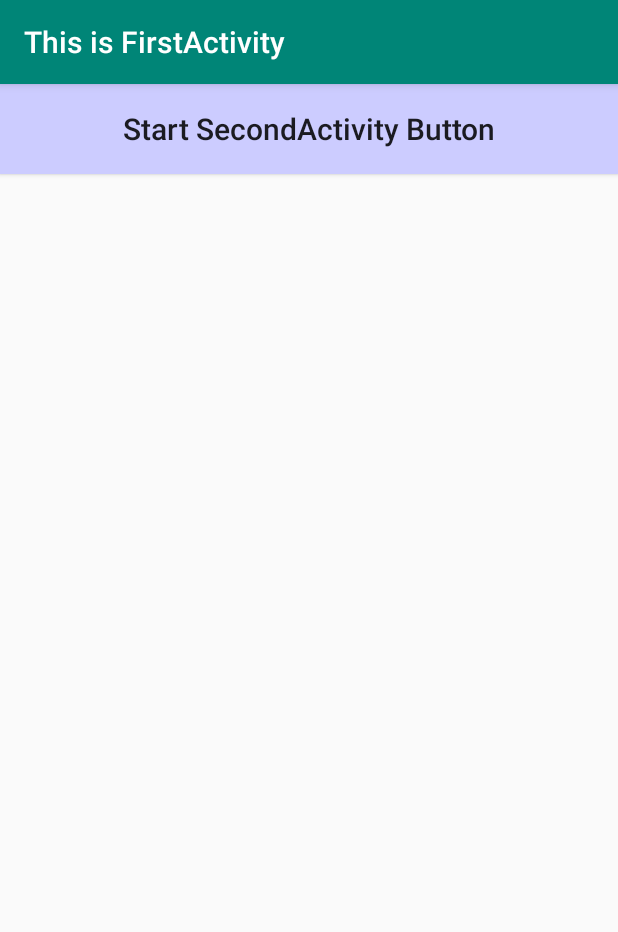
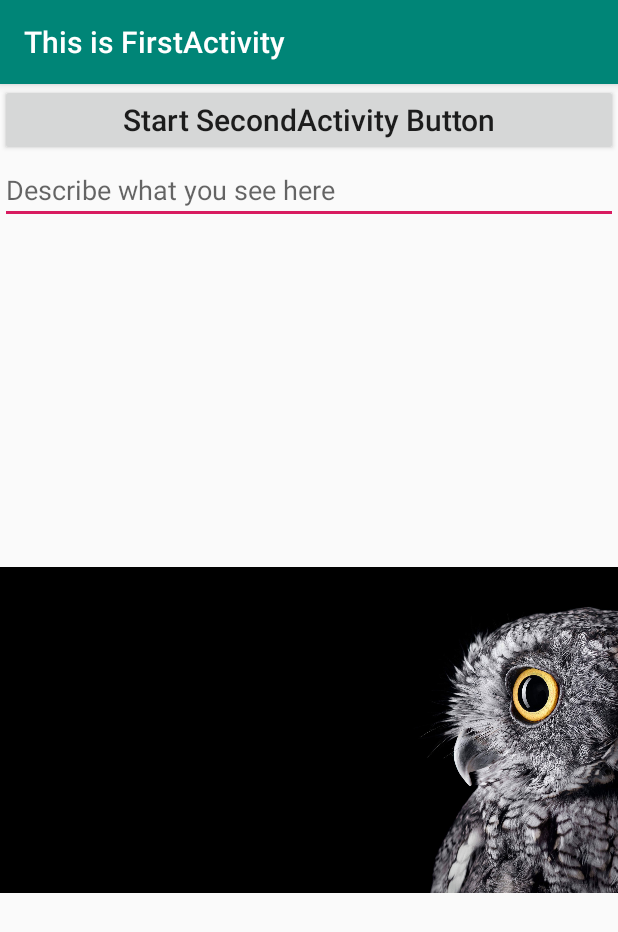
Before and after one commit to StormWangxhu/AndroidBasic, an Android app: the FirstActivity screen opened directly, with no data from a screen before it, on a phone screen of 412 x 824 dp. Shown: the top 932 px of the screen. Run offline under Robolectric (Android 15) with nearby library versions, the phone set to English and light mode, and no system bars.

Commit message:
练习常用控件

```diff
--- a/app/src/main/java/com/stormwangxhu/androidbasic/ActivityLaunchModesTest.java
+++ b/app/src/main/java/com/stormwangxhu/androidbasic/ActivityLaunchModesTest.java
@@ -7,6 +7,9 @@ import android.view.View;
 import android.widget.Button;
 import android.widget.Toast;
 
+/**
+ * TODO: 演示四种模式
+ */
 public class ActivityLaunchModesTest extends AppCompatActivity {
 
     @Override
--- a/app/src/main/res/layout/activity_first.xml
+++ b/app/src/main/res/layout/activity_first.xml
@@ -7,9 +7,20 @@
     <Button
         android:id="@+id/start_second_button"
         android:layout_width="match_parent"
-        android:layout_height="60dp"
-        android:background="#CCCCFF"
+        android:layout_height="wrap_content"
         android:text="Start SecondActivity Button"
         android:textAllCaps="false"
         android:textSize="20dp" />
+
+    <EditText
+        android:id="@+id/edit_text"
+        android:layout_width="match_parent"
+        android:layout_height="wrap_content"
+        android:hint="Describe what you see here "
+        android:maxLines="2" />
+
+    <ImageView
+        android:layout_width="match_parent"
+        android:layout_height="wrap_content"
+        android:src="@drawable/img_1" />
 </LinearLayout>
```
Also changed, not shown: app/src/main/res/layout/activity_main.xml (+9 -0 lines), app/src/main/res/drawable-xhdpi/back.jpg (added), app/src/main/res/drawable-xhdpi/img_1.jpeg (added).
